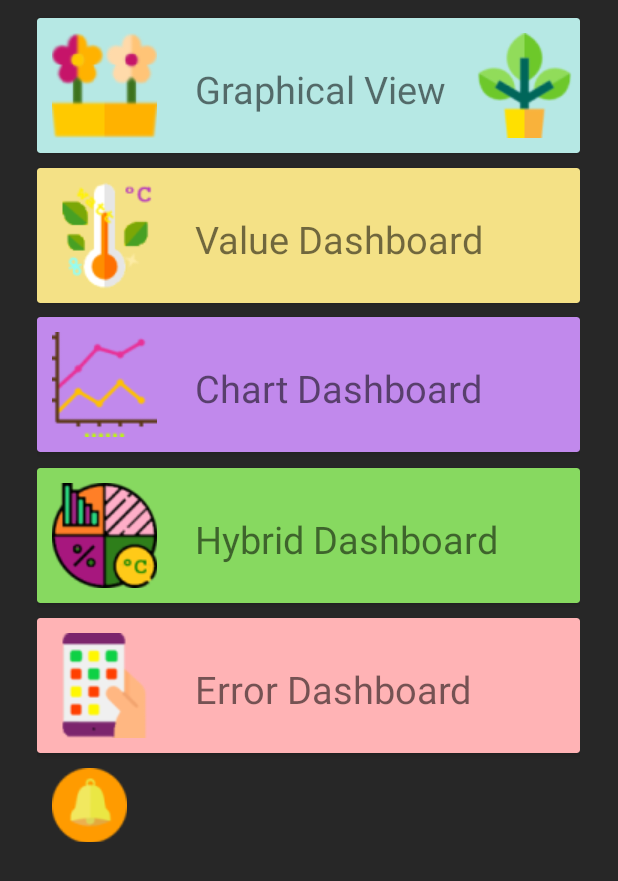
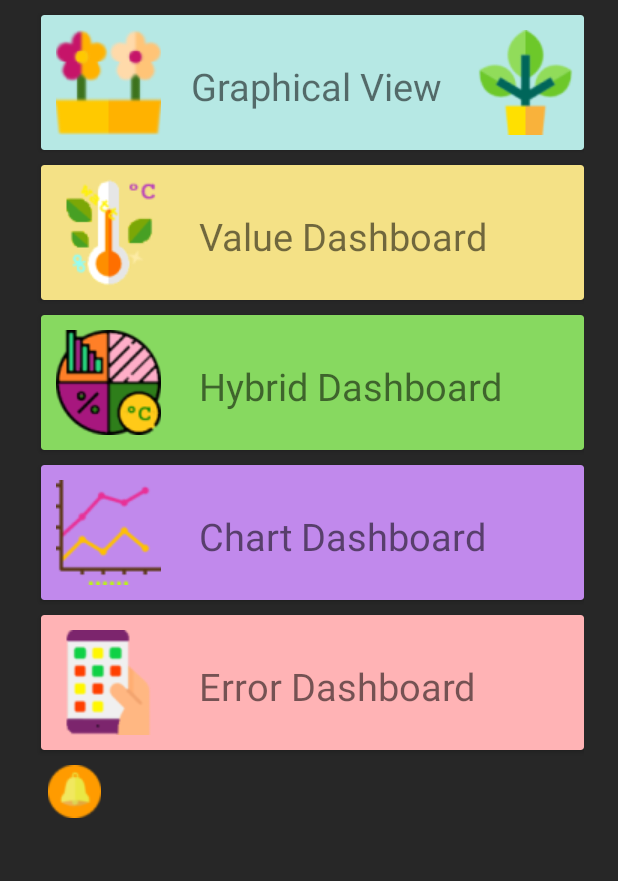
Before and after one commit to sHamisa-Kp/Internship97IoT, an Android app: the screen it shows after launch (MainActivity), on a phone screen of 412 x 824 dp. Shown: the top 881 px of the screen. Run offline under Robolectric (Android 15) with nearby library versions, the phone set to English and light mode, and no system bars; our stand-ins replace Firebase (no records; nobody signed in at launch, a user with empty details on screens opened directly).

Commit message:
layouts and bugs of menu view fixed

```diff
--- a/Application/Main_project/gardenbalcony/app/src/main/res/layout/activity_main.xml
+++ b/Application/Main_project/gardenbalcony/app/src/main/res/layout/activity_main.xml
@@ -16,22 +16,19 @@
         <HorizontalScrollView
 
             android:layout_width="match_parent"
-            android:layout_height="wrap_content">
+            android:layout_height="wrap_content"
+            android:layout_centerInParent="true">
 
 
-
-
-    <android.support.constraint.ConstraintLayout
-        android:layout_width="wrap_content"
-        android:layout_height="wrap_content"
+<LinearLayout
+    android:layout_width="match_parent"
+    android:layout_height="match_parent"
+    android:orientation="vertical"
     android:layout_centerInParent="true"
     android:layout_gravity="center"
-        android:layout_marginTop="1dp"
 
 
     >
-
-
 
 
     <android.support.v7.widget.CardView
@@ -39,27 +36,14 @@
         android:layout_width="362dp"
         android:layout_height="90dp"
         app:cardBackgroundColor="#b6e8e4"
-        app:layout_constraintLeft_toLeftOf="parent"
-        app:layout_constraintTop_toTopOf="parent"
-        android:layout_marginLeft="0dp"
+android:layout_marginLeft="5dp"
         android:layout_marginTop="10dp"
         >
-        <TextView
-            android:layout_width="wrap_content"
-            android:layout_height="wrap_content"
-            android:text="Graphical View"
-            android:layout_marginLeft="105dp"
-            android:layout_marginTop="30dp"
-            android:id="@+id/graphicalText"
-            android:textSize="25dp"/>
 
-        <ImageView
-            android:id="@+id/imageView2"
-            android:layout_width="wrap_content"
-            android:layout_height="wrap_content"
-            android:layout_marginLeft="290dp"
-            android:layout_marginTop="10dp"
-            app:srcCompat="@drawable/plant" />
+        <LinearLayout
+            android:layout_width="match_parent"
+            android:layout_height="match_parent"
+            android:orientation="horizontal">
 
             <ImageView
                 android:id="@+id/imageView"
@@ -69,37 +53,62 @@
                 android:layout_marginTop="10dp"
                 app:srcCompat="@drawable/flowers" />
 
+
+            <TextView
+                android:id="@+id/graphicalText"
+                android:layout_width="wrap_content"
+                android:layout_height="wrap_content"
+                android:layout_marginLeft="20dp"
+                android:layout_marginTop="30dp"
+                android:text="Graphical View"
+                android:textSize="25dp" />
+
+            <ImageView
+                android:id="@+id/imageView2"
+                android:layout_width="wrap_content"
+                android:layout_height="wrap_content"
+                android:layout_marginLeft="20dp"
+                android:layout_marginTop="10dp"
+                app:srcCompat="@drawable/plant" />
+
+
+        </LinearLayout>
     </android.support.v7.widget.CardView>
 
     <android.support.v7.widget.CardView
         android:id="@+id/value"
         android:layout_width="362dp"
         android:layout_height="90dp"
+        android:layout_marginLeft="5dp"
+        android:layout_marginTop="10dp"
+
         app:cardBackgroundColor="#f4e186"
-            app:layout_constraintLeft_toLeftOf="parent"
-            app:layout_constraintTop_toTopOf="parent"
-
-            android:layout_marginLeft="0dp"
-            android:layout_marginTop="110dp"
 
 
         >
-            <TextView
-                android:layout_width="wrap_content"
-                android:layout_height="wrap_content"
-                android:text="Value Dashboard"
-                android:layout_marginLeft="105dp"
-                android:layout_marginTop="30dp"
-                android:textSize="25dp"/>
 
+        <LinearLayout
+            android:layout_width="match_parent"
+            android:layout_height="match_parent"
+            android:orientation="horizontal">
 
             <ImageView
 
                 android:layout_width="wrap_content"
                 android:layout_height="wrap_content"
-                app:srcCompat="@drawable/value_dashboard"
-                android:layout_marginLeft="10dp"/>
+                android:layout_marginLeft="10dp"
+                app:srcCompat="@drawable/value_dashboard" />
 
+            <TextView
+                android:layout_width="wrap_content"
+                android:layout_height="wrap_content"
+                android:layout_marginLeft="25dp"
+                android:layout_marginTop="30dp"
+                android:text="Value Dashboard"
+                android:textSize="25dp" />
+
+
+        </LinearLayout>
     </android.support.v7.widget.CardView>
 
     <android.support.v7.widget.CardView
@@ -107,92 +116,51 @@
             android:layout_width="362dp"
             android:layout_height="90dp"
             app:cardBackgroundColor="#87d960"
-            app:layout_constraintLeft_toLeftOf="parent"
-            app:layout_constraintTop_toTopOf="parent"
 
-            android:layout_marginLeft="0dp"
-            android:layout_marginTop="310dp"
+            android:layout_marginLeft="5dp"
+            android:layout_marginTop="10dp"
 
 
             >
-            <TextView
-                android:layout_width="wrap_content"
-                android:layout_height="wrap_content"
-                android:text="Hybrid Dashboard"
-                android:layout_marginLeft="105dp"
-                android:layout_marginTop="30dp"
-                android:textSize="25dp"/>
+
+        <LinearLayout
+            android:layout_width="match_parent"
+            android:layout_height="match_parent"
+            android:orientation="horizontal">
+
 
             <ImageView
                 android:layout_width="wrap_content"
                 android:layout_height="wrap_content"
-                app:srcCompat="@drawable/mixed_dashboard"
                 android:layout_marginLeft="10dp"
-                android:layout_marginTop="10dp"/>
+                android:layout_marginTop="10dp"
+                app:srcCompat="@drawable/mixed_dashboard" />
 
-
-        </android.support.v7.widget.CardView>
-
-        <android.support.v7.widget.CardView
-            android:id="@+id/error"
-            android:layout_width="362dp"
-            android:layout_height="90dp"
-            app:cardBackgroundColor="#ffb3b5"
-            app:layout_constraintLeft_toLeftOf="parent"
-            app:layout_constraintTop_toTopOf="parent"
-
-            android:layout_marginLeft="0dp"
-            android:layout_marginTop="410dp"
-
-            >
             <TextView
                 android:layout_width="wrap_content"
                 android:layout_height="wrap_content"
-                android:text="Error Dashboard"
-                android:layout_marginLeft="105dp"
+                android:layout_marginLeft="25dp"
                 android:layout_marginTop="30dp"
-                android:textSize="25dp"/>
-
-            <ImageView
-                android:layout_width="wrap_content"
-                android:layout_height="wrap_content"
-                app:srcCompat="@drawable/hybrid_dashboard"
-                android:layout_marginLeft="10dp"
-                android:layout_marginTop="10dp"/>
+                android:text="Hybrid Dashboard"
+                android:textSize="25dp" />
 
 
+        </LinearLayout>
     </android.support.v7.widget.CardView>
-        <ImageButton
-            android:id="@+id/notification"
-            android:layout_width="wrap_content"
-            android:layout_height="wrap_content"
-            android:background="@drawable/notification"
-            app:layout_constraintLeft_toLeftOf="parent"
-            app:layout_constraintTop_toTopOf="parent"
-            android:layout_marginLeft="10dp"
-            android:layout_marginTop="510dp"
-            android:layout_marginStart="10dp" />
-
     <android.support.v7.widget.CardView
         android:id="@+id/charts"
         android:layout_width="362dp"
         android:layout_height="90dp"
 
-            android:layout_marginLeft="0dp"
+        android:layout_marginLeft="5dp"
 
-            android:layout_marginTop="209dp"
+        android:layout_marginTop="10dp"
         app:cardBackgroundColor="#c189ec"
-            app:layout_constraintLeft_toLeftOf="parent"
-
-            app:layout_constraintTop_toTopOf="parent">
-
-            <TextView
-                android:layout_width="wrap_content"
-                android:layout_height="wrap_content"
-                android:layout_marginLeft="105dp"
-                android:layout_marginTop="30dp"
-                android:text="Chart Dashboard"
-                android:textSize="25dp" />
+        >
+        <LinearLayout
+            android:layout_width="match_parent"
+            android:layout_height="match_parent"
+            android:orientation="horizontal">
 
             <ImageView
                 android:layout_width="wrap_content"
@@ -200,8 +168,63 @@
                 android:layout_marginLeft="10dp"
                 android:layout_marginTop="10dp"
                 app:srcCompat="@drawable/charts" />
+        <TextView
+            android:layout_width="wrap_content"
+            android:layout_height="wrap_content"
+            android:layout_marginLeft="25dp"
+            android:layout_marginTop="30dp"
+            android:text="Chart Dashboard"
+            android:textSize="25dp" />
+
+
+        </LinearLayout>
     </android.support.v7.widget.CardView>
-    </android.support.constraint.ConstraintLayout>
+        <android.support.v7.widget.CardView
+            android:id="@+id/error"
+            android:layout_width="362dp"
+            android:layout_height="90dp"
+            app:cardBackgroundColor="#ffb3b5"
+
+
+            android:layout_marginLeft="5dp"
+            android:layout_marginTop="10dp"
+
+            >
+            <LinearLayout
+                android:layout_width="match_parent"
+                android:layout_height="match_parent"
+                android:orientation="horizontal">
+                <ImageView
+                    android:layout_width="wrap_content"
+                    android:layout_height="wrap_content"
+                    app:srcCompat="@drawable/hybrid_dashboard"
+                    android:layout_marginLeft="10dp"
+                    android:layout_marginTop="10dp"/>
+            <TextView
+                android:layout_width="wrap_content"
+                android:layout_height="wrap_content"
+                android:text="Error Dashboard"
+                android:layout_marginLeft="25dp"
+                android:layout_marginTop="30dp"
+                android:textSize="25dp"/>
+
+
+
+</LinearLayout>
+        </android.support.v7.widget.CardView>
+
+
+
+    <ImageButton
+        android:id="@+id/notification"
+        android:layout_width="wrap_content"
+        android:layout_height="wrap_content"
+        android:background="@drawable/notification"
+
+        android:layout_marginLeft="10dp"
+        android:layout_marginTop="10dp"
+        />
+</LinearLayout>
     </HorizontalScrollView>
     </ScrollView>
 </RelativeLayout>
```
Also changed, not shown: Application/Main_project/gardenbalcony/app/src/main/res/drawable/notification.png. Lines whose indentation alone changed are shown as unchanged.
